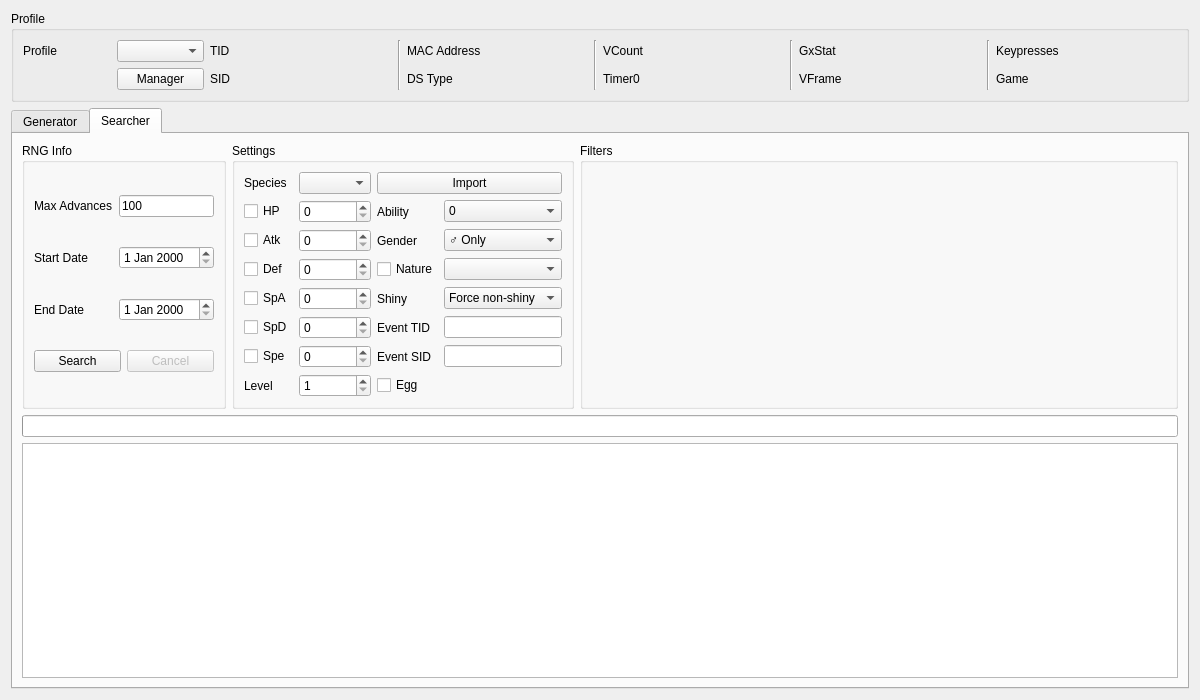
Above: Source/Form/Gen5/Event5.ui from Admiral-Fish/PokeFinder before the change. Below: the same form after it.
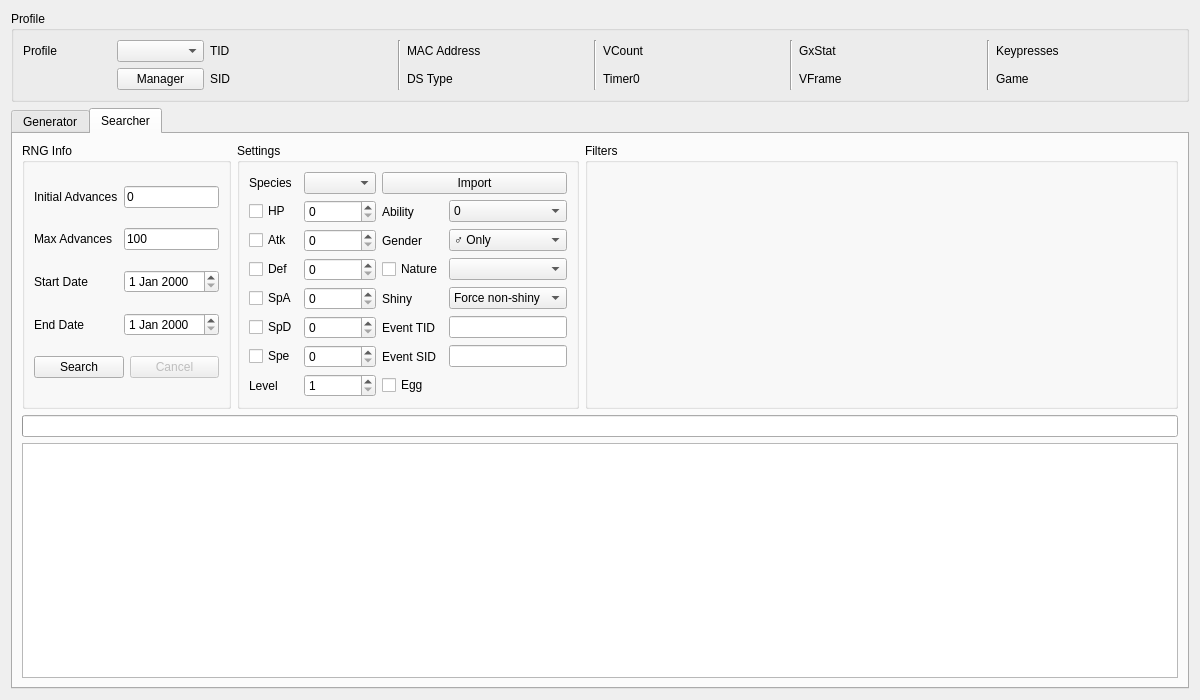
That is the form after the change. The open tabs and pages were chosen to show the change. Custom widgets are drawn as their Qt base class.

Commit message: Add initial advances for gen 5 searchers

```diff
--- a/Source/Form/Gen5/Event5.ui
+++ b/Source/Form/Gen5/Event5.ui
@@ -539,40 +539,54 @@
          </property>
          <layout class="QGridLayout" name="gridLayout_2">
           <item row="0" column="0">
+           <widget class="QLabel" name="labelSearcherInitialAdvances">
+            <property name="text">
+             <string>Initial Advances</string>
+            </property>
+           </widget>
+          </item>
+          <item row="0" column="1">
+           <widget class="TextBox" name="textBoxSearcherInitialAdvances">
+            <property name="text">
+             <string>0</string>
+            </property>
+           </widget>
+          </item>
+          <item row="1" column="0">
            <widget class="QLabel" name="labelSearcherMaxAdvances">
             <property name="text">
              <string>Max Advances</string>
             </property>
            </widget>
           </item>
-          <item row="0" column="1">
+          <item row="1" column="1">
            <widget class="TextBox" name="textBoxSearcherMaxAdvances">
             <property name="text">
              <string notr="true">100</string>
             </property>
            </widget>
           </item>
-          <item row="1" column="0">
+          <item row="2" column="0">
            <widget class="QLabel" name="labelSearcherStartDate">
             <property name="text">
              <string>Start Date</string>
             </property>
            </widget>
           </item>
-          <item row="1" column="1">
+          <item row="2" column="1">
            <widget class="DateEdit" name="dateEditSearcherStartDate"/>
           </item>
-          <item row="2" column="0">
+          <item row="3" column="0">
            <widget class="QLabel" name="labelSearcherEndDate">
             <property name="text">
              <string>End Date</string>
             </property>
            </widget>
           </item>
-          <item row="2" column="1">
+          <item row="3" column="1">
            <widget class="DateEdit" name="dateEditSearcherEndDate"/>
           </item>
-          <item row="3" column="0" colspan="2">
+          <item row="4" column="0" colspan="2">
            <layout class="QHBoxLayout" name="horizontalLayout">
             <item>
              <widget class="QPushButton" name="pushButtonSearch">
```
The commit also changes 5 other files.
